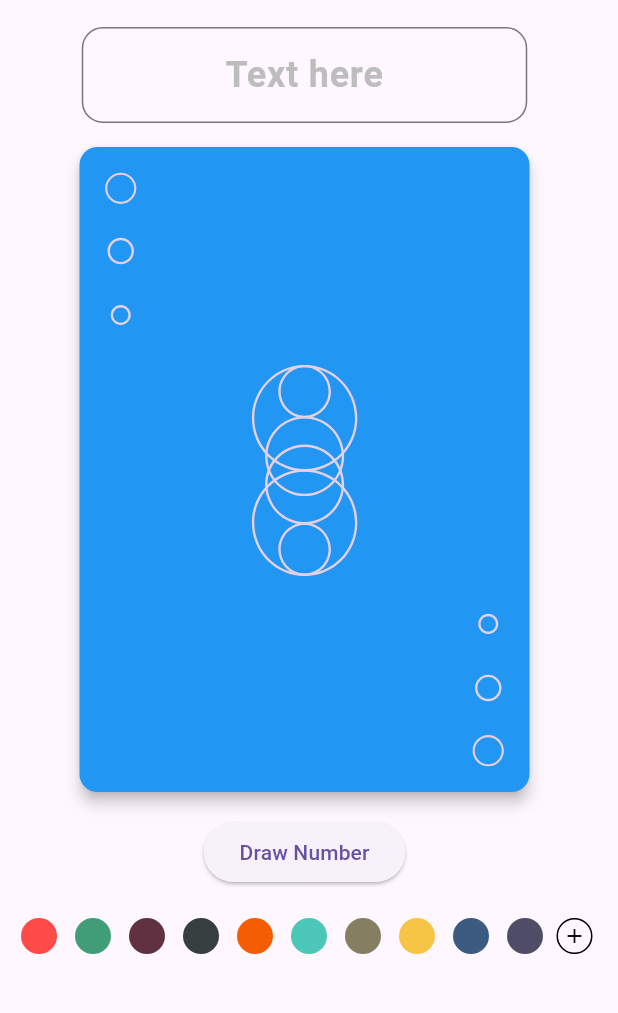
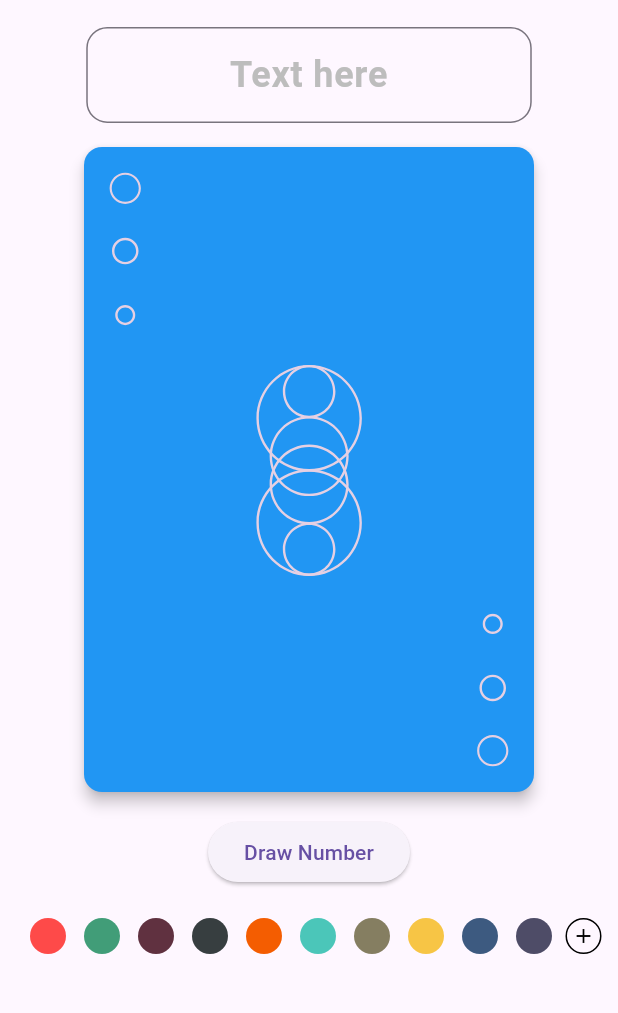
Before and after one commit to zepetriko/ordera, a Flutter app: the screen it shows after launch, on a phone screen of 412 x 824 dp, the part 105-1118 px from its top. Run offline on Flutter 3.47's test engine with Material 3 defaults, Android fonts, the phone set to English and light mode, and no system bars; drawn by our look-alikes of flip_card; our stand-ins replace flutter_colorpicker, flutter_svg, shared_preferences, wakelock_plus.

Commit message:
scroll color selector - working

```diff
--- a/lib/widgets/color_selector.dart
+++ b/lib/widgets/color_selector.dart
@@ -26,8 +26,8 @@
       child: SingleChildScrollView(
         scrollDirection: Axis.horizontal,
         child: Row(
-          mainAxisAlignment: MainAxisAlignment.center,
           children: [
+            const SizedBox(width: 6),
             ...colors.map((color) {
               return GestureDetector(
                 onTap: () => onColorTap(color),
```
Also changed, not shown: 3 other files.
